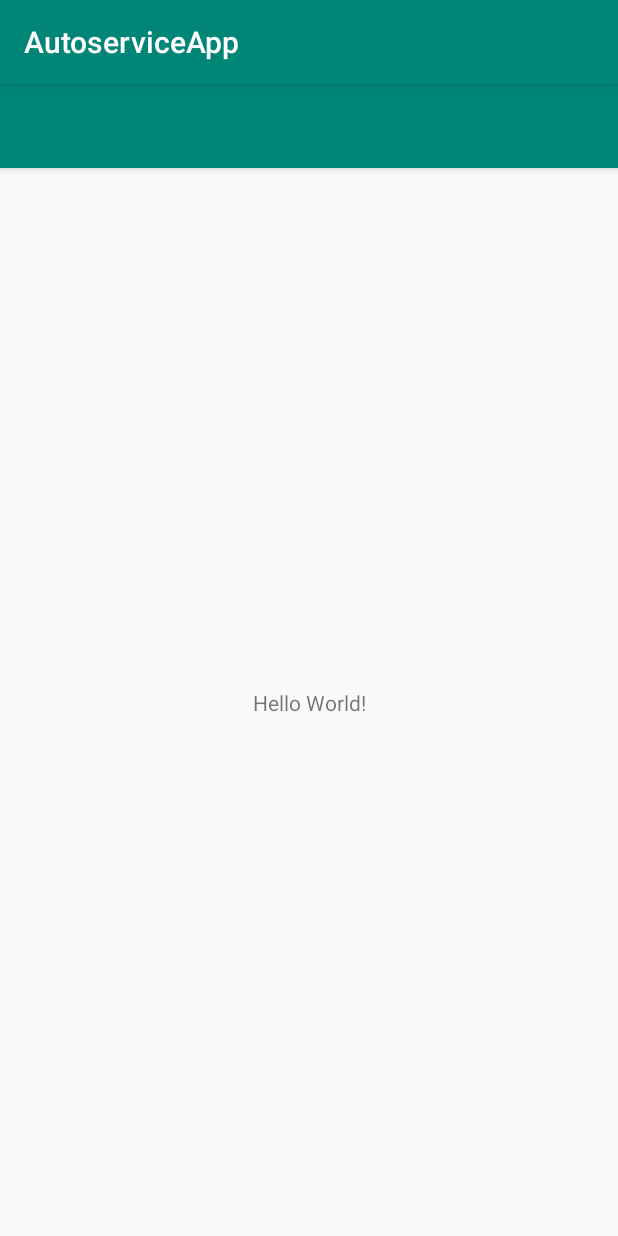
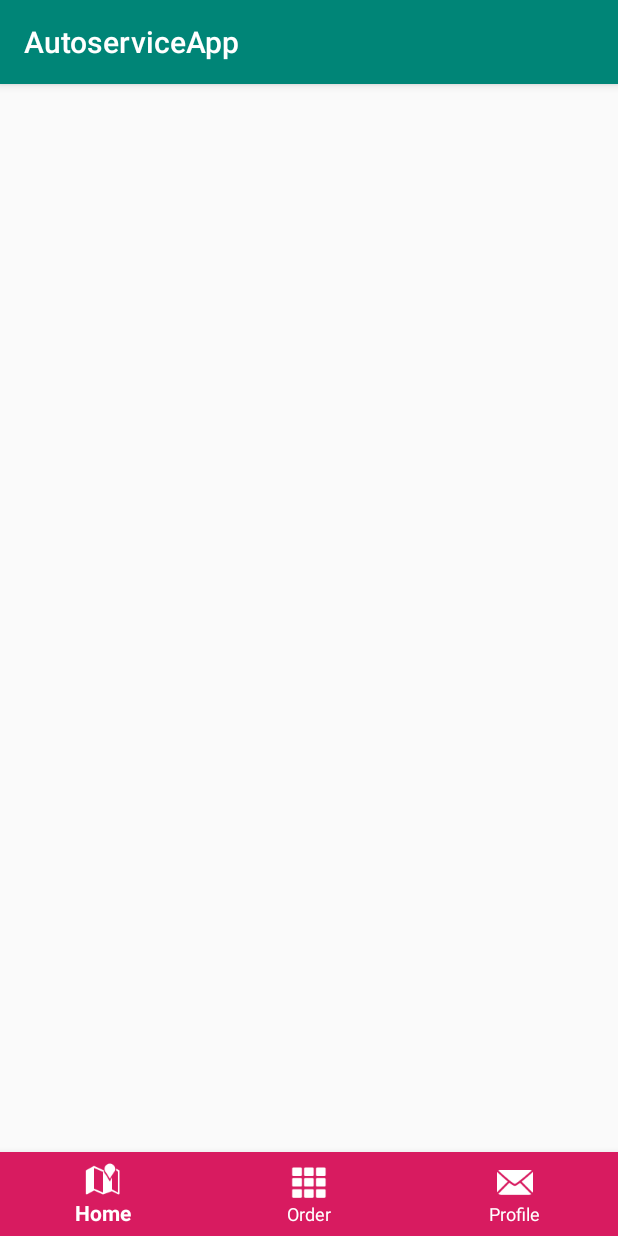
Before and after one commit to JavaOneLove/AutoserviceApp, an Android app: the screen it shows after launch (HomeActivity), on a phone screen of 412 x 824 dp. Run offline under Robolectric (Android 15) with nearby library versions, the phone set to English and light mode, and no system bars.

Commit message:
ButtomNavigationBar(Menu)

```diff
--- a/app/build.gradle
+++ b/app/build.gradle
@@ -21,10 +21,14 @@ android {
 
 dependencies {
     implementation fileTree(dir: 'libs', include: ['*.jar'])
-    implementation 'androidx.appcompat:appcompat:1.0.2'
+    implementation 'androidx.appcompat:appcompat:1.1.0'
+    implementation 'com.android.support:design:28.0.0-alpha3'
     implementation 'androidx.constraintlayout:constraintlayout:1.1.3'
     implementation 'com.google.android.material:material:1.0.0'
+    implementation 'androidx.legacy:legacy-support-v4:1.0.0'
     testImplementation 'junit:junit:4.12'
     androidTestImplementation 'androidx.test:runner:1.1.1'
     androidTestImplementation 'androidx.test.espresso:espresso-core:3.1.1'
+
+
 }
--- a/app/src/main/AndroidManifest.xml
+++ b/app/src/main/AndroidManifest.xml
@@ -9,7 +9,7 @@
         android:roundIcon="@mipmap/logo100x100"
         android:supportsRtl="true"
         android:theme="@style/AppTheme">
-        <activity android:name=".HomeActivity"></activity>
+        <activity android:name=".HomeActivity" />
         <activity
             android:name=".MainActivity"
             android:label="@string/app_name"
--- a/app/src/main/java/com/example/autoserviceapp/HomeActivity.java
+++ b/app/src/main/java/com/example/autoserviceapp/HomeActivity.java
@@ -1,8 +1,13 @@
 package com.example.autoserviceapp;
 
+import androidx.annotation.NonNull;
 import androidx.appcompat.app.AppCompatActivity;
+import androidx.fragment.app.FragmentTransaction;
 
 import android.os.Bundle;
+import android.view.MenuItem;
+
+import com.google.android.material.bottomnavigation.BottomNavigationView;
 
 public class HomeActivity extends AppCompatActivity {
 
@@ -10,5 +15,22 @@ public class HomeActivity extends AppCompatActivity {
     protected void onCreate(Bundle savedInstanceState) {
         super.onCreate(savedInstanceState);
         setContentView(R.layout.activity_main);
+
+        BottomNavigationView bottomNavigationView = findViewById(R.id.btm_nav);
+        bottomNavigationView.setOnNavigationItemSelectedListener(new BottomNavigationView.OnNavigationItemSelectedListener() {
+            @Override
+            public boolean onNavigationItemSelected(@NonNull MenuItem menuItem) {
+                int id = menuItem.getItemId();
+
+                if (id == R.id.profile){
+                    ProfileFragment fragment = new ProfileFragment();
+                    FragmentTransaction fragmentTransaction = getSupportFragmentManager().beginTransaction();
+                    fragmentTransaction.replace(R.id.frame_layout,fragment);
+                    fragmentTransaction.commit();
+                }
+                return true;
+            }
+        });
+        bottomNavigationView.setSelectedItemId(R.id.main);
     }
 }
--- a/app/src/main/res/drawable/splash.xml
+++ b/app/src/main/res/drawable/splash.xml
@@ -1,8 +1,5 @@
 <?xml version="1.0" encoding="utf-8"?>
 <layer-list xmlns:android="http://schemas.android.com/apk/res/android">
-
-    <item
-        android:drawable="@color/colorGray"/>
 
     <item>
         <bitmap
--- a/app/src/main/res/layout/activity_main.xml
+++ b/app/src/main/res/layout/activity_main.xml
@@ -1,26 +1,27 @@
 <?xml version="1.0" encoding="utf-8"?>
-<androidx.coordinatorlayout.widget.CoordinatorLayout
-    xmlns:android="http://schemas.android.com/apk/res/android"
-    xmlns:app="http://schemas.android.com/apk/res-auto"
-    xmlns:tools="http://schemas.android.com/tools"
+<RelativeLayout xmlns:android="http://schemas.android.com/apk/res/android"
+    android:id="@+id/main"
     android:layout_width="match_parent"
     android:layout_height="match_parent"
-    tools:context=".MainActivity">
+    xmlns:app="http://schemas.android.com/apk/res-auto"
+    android:orientation="vertical">
 
-    <com.google.android.material.appbar.AppBarLayout
+    <com.google.android.material.bottomnavigation.BottomNavigationView
+        android:layout_width="match_parent"
         android:layout_height="wrap_content"
+        android:id="@+id/btm_nav"
+        android:layout_alignParentBottom="true"
+        app:menu="@menu/menu_bottom_navigation"
+        app:itemIconTint="@color/colorWhite"
+        app:itemBackground="@color/colorAccent"
+        app:itemTextColor="@color/colorWhite"
+        />
+
+    <FrameLayout
         android:layout_width="match_parent"
-        android:theme="@style/AppTheme.AppBarOverlay">
+        android:layout_height="match_parent"
+        android:id="@+id/frame_layout"
+        android:layout_above="@id/btm_nav">
+    </FrameLayout>
 
-        <androidx.appcompat.widget.Toolbar
-            android:id="@+id/toolbar"
-            android:layout_width="match_parent"
-            android:layout_height="?attr/actionBarSize"
-            android:background="?attr/colorPrimary"
-            app:popupTheme="@style/AppTheme.PopupOverlay" />
-
-    </com.google.android.material.appbar.AppBarLayout>
-
-    <include layout="@layout/content_main"/>
-
-</androidx.coordinatorlayout.widget.CoordinatorLayout>
+</RelativeLayout>
--- a/app/src/main/res/layout/content_main.xml
+++ /dev/null
@@ -1,21 +0,0 @@
-<?xml version="1.0" encoding="utf-8"?>
-<androidx.constraintlayout.widget.ConstraintLayout
-    xmlns:android="http://schemas.android.com/apk/res/android"
-    xmlns:tools="http://schemas.android.com/tools"
-    xmlns:app="http://schemas.android.com/apk/res-auto"
-    android:layout_width="match_parent"
-    android:layout_height="match_parent"
-    app:layout_behavior="@string/appbar_scrolling_view_behavior"
-    tools:showIn="@layout/activity_main"
-    tools:context=".MainActivity">
-
-    <TextView
-        android:layout_width="wrap_content"
-        android:layout_height="wrap_content"
-        android:text="Hello World!"
-        app:layout_constraintBottom_toBottomOf="parent"
-        app:layout_constraintLeft_toLeftOf="parent"
-        app:layout_constraintRight_toRightOf="parent"
-        app:layout_constraintTop_toTopOf="parent" />
-
-</androidx.constraintlayout.widget.ConstraintLayout>
--- /dev/null
+++ b/app/src/main/res/menu/menu_bottom_navigation.xml
@@ -0,0 +1,15 @@
+<?xml version="1.0" encoding="utf-8"?>
+<menu xmlns:android="http://schemas.android.com/apk/res/android">
+    <item
+        android:id="@+id/home"
+        android:icon="@android:drawable/ic_dialog_map"
+        android:title="Home"/>
+    <item
+        android:id="@+id/order"
+        android:icon="@android:drawable/ic_dialog_dialer"
+        android:title="Order" />
+    <item
+        android:id="@+id/profile"
+        android:icon="@android:drawable/ic_dialog_email"
+        android:title="Profile" />
+</menu>
--- a/app/src/main/res/values/strings.xml
+++ b/app/src/main/res/values/strings.xml
@@ -2,4 +2,7 @@
     <string name="app_name">AutoserviceApp</string>
     <string name="action_settings">Settings</string>
     <string name="logo">Logo</string>
+
+    <!-- TODO: Remove or change this placeholder text -->
+    <string name="hello_blank_fragment">Hello blank fragment</string>
 </resources>
```
Also changed, not shown: app/src/main/java/com/example/autoserviceapp/ProfileFragment.java (added, +31 -0 lines), app/src/main/res/layout/contacts.xml (deleted, +0 -17 lines), app/src/main/res/layout/fragment_profile.xml (added, +14 -0 lines), app/src/main/res/layout/login.xml (+0 -12 lines), app/src/main/res/layout/order.xml (deleted, +0 -17 lines), app/src/main/res/layout/profile.xml (deleted, +0 -17 lines), app/src/main/res/layout/registration.xml (+0 -12 lines), app/src/main/res/menu/menu_main.xml (deleted, +0 -9 lines).
